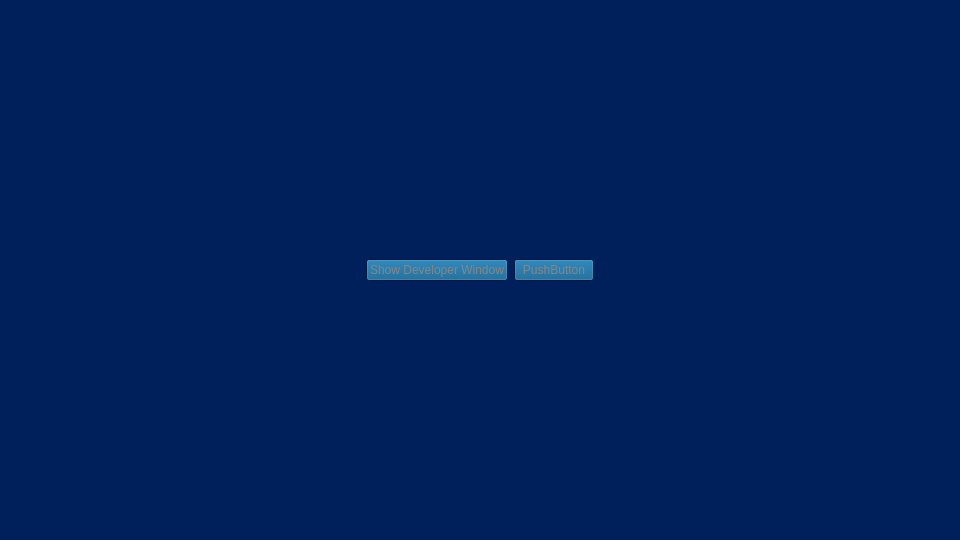
DefinitelyNotSimon13/Apos, file classes/frontendClasses/launcherwindow.ui: the form before one commit.
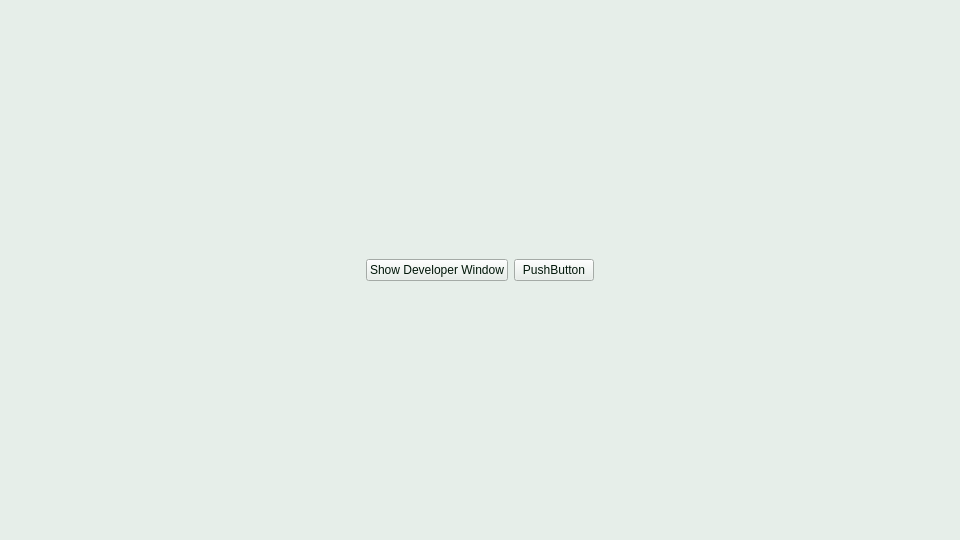
The form after the commit. Icons and pictures are not drawn.

Commit message:
Update: Modified window colors and color palette
This commit includes changes to the window colors and the color palette. The visual appearance of the application has been enhanced for better user experience."

The edit to the form file:
```diff
--- a/classes/frontendClasses/launcherwindow.ui
+++ b/classes/frontendClasses/launcherwindow.ui
@@ -22,99 +22,99 @@
      <colorrole role="WindowText">
       <brush brushstyle="SolidPattern">
        <color alpha="255">
-        <red>255</red>
-        <green>255</green>
-        <blue>255</blue>
+        <red>0</red>
+        <green>22</green>
+        <blue>8</blue>
        </color>
       </brush>
      </colorrole>
      <colorrole role="Button">
       <brush brushstyle="SolidPattern">
        <color alpha="255">
-        <red>0</red>
-        <green>85</green>
-        <blue>135</blue>
+        <red>230</red>
+        <green>238</green>
+        <blue>233</blue>
        </color>
       </brush>
      </colorrole>
      <colorrole role="Light">
       <brush brushstyle="SolidPattern">
        <color alpha="255">
-        <red>99</red>
-        <green>153</green>
-        <blue>174</blue>
+        <red>238</red>
+        <green>242</green>
+        <blue>247</blue>
        </color>
       </brush>
      </colorrole>
      <colorrole role="Midlight">
       <brush brushstyle="SolidPattern">
        <color alpha="255">
-        <red>0</red>
-        <green>85</green>
-        <blue>135</blue>
+        <red>175</red>
+        <green>200</green>
+        <blue>178</blue>
        </color>
       </brush>
      </colorrole>
      <colorrole role="Dark">
       <brush brushstyle="SolidPattern">
        <color alpha="255">
-        <red>0</red>
-        <green>0</green>
-        <blue>0</blue>
+        <red>191</red>
+        <green>179</green>
+        <blue>180</blue>
        </color>
       </brush>
      </colorrole>
      <colorrole role="Mid">
       <brush brushstyle="SolidPattern">
        <color alpha="255">
-        <red>0</red>
-        <green>32</green>
-        <blue>91</blue>
+        <red>143</red>
+        <green>166</green>
+        <blue>120</blue>
        </color>
       </brush>
      </colorrole>
      <colorrole role="Text">
       <brush brushstyle="SolidPattern">
        <color alpha="255">
-        <red>47</red>
-        <green>47</green>
-        <blue>47</blue>
+        <red>0</red>
+        <green>22</green>
+        <blue>8</blue>
        </color>
       </brush>
      </colorrole>
      <colorrole role="BrightText">
       <brush brushstyle="SolidPattern">
        <color alpha="255">
-        <red>255</red>
-        <green>255</green>
-        <blue>255</blue>
+        <red>238</red>
+        <green>242</green>
+        <blue>247</blue>
        </color>
       </brush>
      </colorrole>
      <colorrole role="ButtonText">
       <brush brushstyle="SolidPattern">
        <color alpha="255">
-        <red>47</red>
-        <green>47</green>
-        <blue>47</blue>
+        <red>0</red>
+        <green>22</green>
+        <blue>8</blue>
        </color>
       </brush>
      </colorrole>
      <colorrole role="Base">
       <brush brushstyle="SolidPattern">
        <color alpha="255">
-        <red>183</red>
-        <green>201</green>
-        <blue>211</blue>
+        <red>238</red>
+        <green>242</green>
+        <blue>247</blue>
        </color>
       </brush>
      </colorrole>
      <colorrole role="Window">
       <brush brushstyle="SolidPattern">
        <color alpha="255">
-        <red>0</red>
-        <green>32</green>
-        <blue>91</blue>
+        <red>230</red>
+        <green>238</green>
+        <blue>233</blue>
        </color>
       </brush>
      </colorrole>
@@ -122,62 +122,62 @@
       <brush brushstyle="SolidPattern">
        <color alpha="255">
         <red>0</red>
-        <green>0</green>
-        <blue>0</blue>
+        <green>22</green>
+        <blue>8</blue>
        </color>
       </brush>
      </colorrole>
      <colorrole role="Highlight">
       <brush brushstyle="SolidPattern">
        <color alpha="255">
-        <red>0</red>
-        <green>174</green>
-        <blue>199</blue>
+        <red>143</red>
+        <green>166</green>
+        <blue>120</blue>
        </color>
       </brush>
      </colorrole>
      <colorrole role="HighlightedText">
       <brush brushstyle="SolidPattern">
        <color alpha="255">
-        <red>47</red>
-        <green>47</green>
-        <blue>47</blue>
+        <red>238</red>
+        <green>242</green>
+        <blue>247</blue>
        </color>
       </brush>
      </colorrole>
      <colorrole role="Link">
       <brush brushstyle="SolidPattern">
        <color alpha="255">
-        <red>225</red>
-        <green>224</green>
-        <blue>0</blue>
+        <red>159</red>
+        <green>149</green>
+        <blue>150</blue>
        </color>
       </brush>
      </colorrole>
      <colorrole role="LinkVisited">
       <brush brushstyle="SolidPattern">
        <color alpha="255">
-        <red>254</red>
-        <green>80</green>
-        <blue>0</blue>
+        <red>119</red>
+        <green>138</green>
+        <blue>100</blue>
        </color>
       </brush>
      </colorrole>
      <colorrole role="AlternateBase">
       <brush brushstyle="SolidPattern">
        <color alpha="255">
-        <red>0</red>
-        <green>16</green>
-        <blue>45</blue>
+        <red>242</red>
+        <green>246</green>
+        <blue>244</blue>
        </color>
       </brush>
      </colorrole>
      <colorrole role="ToolTipBase">
       <brush brushstyle="SolidPattern">
        <color alpha="255">
-        <red>255</red>
-        <green>255</green>
-        <blue>220</blue>
+        <red>229</red>
+        <green>215</green>
+        <blue>216</blue>
        </color>
       </brush>
      </colorrole>
@@ -185,17 +185,26 @@
       <brush brushstyle="SolidPattern">
        <color alpha="255">
         <red>0</red>
-        <green>174</green>
-        <blue>199</blue>
+        <green>22</green>
+        <blue>8</blue>
        </color>
       </brush>
      </colorrole>
      <colorrole role="PlaceholderText">
       <brush brushstyle="SolidPattern">
-       <color alpha="128">
-        <red>99</red>
-        <green>153</green>
-        <blue>174</blue>
+       <color alpha="127">
+        <red>0</red>
+        <green>0</green>
+        <blue>0</blue>
+       </color>
+      </brush>
+     </colorrole>
+     <colorrole role="Accent">
+      <brush brushstyle="SolidPattern">
+       <color alpha="255">
+        <red>238</red>
+        <green>242</green>
+        <blue>247</blue>
        </color>
       </brush>
      </colorrole>
@@ -204,99 +213,99 @@
      <colorrole role="WindowText">
       <brush brushstyle="SolidPattern">
        <color alpha="255">
-        <red>255</red>
-        <green>255</green>
-        <blue>255</blue>
+        <red>0</red>
+        <green>22</green>
+        <blue>8</blue>
        </color>
       </brush>
      </colorrole>
      <colorrole role="Button">
       <brush brushstyle="SolidPattern">
        <color alpha="255">
-        <red>0</red>
-        <green>85</green>
-        <blue>135</blue>
+        <red>230</red>
+        <green>238</green>
+        <blue>233</blue>
        </color>
       </brush>
      </colorrole>
      <colorrole role="Light">
       <brush brushstyle="SolidPattern">
        <color alpha="255">
-        <red>99</red>
-        <green>153</green>
-        <blue>174</blue>
+        <red>238</red>
+        <green>242</green>
+        <blue>247</blue>
        </color>
       </brush>
      </colorrole>
      <colorrole role="Midlight">
       <brush brushstyle="SolidPattern">
        <color alpha="255">
-        <red>0</red>
-        <green>85</green>
-        <blue>135</blue>
+        <red>175</red>
+        <green>200</green>
+        <blue>178</blue>
        </color>
       </brush>
      </colorrole>
      <colorrole role="Dark">
       <brush brushstyle="SolidPattern">
        <color alpha="255">
-        <red>0</red>
-        <green>0</green>
-        <blue>0</blue>
+        <red>191</red>
+        <green>179</green>
+        <blue>180</blue>
        </color>
       </brush>
      </colorrole>
      <colorrole role="Mid">
       <brush brushstyle="SolidPattern">
        <color alpha="255">
-        <red>0</red>
-        <green>32</green>
-        <blue>91</blue>
+        <red>143</red>
+        <green>166</green>
+        <blue>120</blue>
        </color>
       </brush>
      </colorrole>
      <colorrole role="Text">
       <brush brushstyle="SolidPattern">
        <color alpha="255">
-        <red>134</red>
-        <green>134</green>
-        <blue>134</blue>
+        <red>0</red>
+        <green>22</green>
+        <blue>8</blue>
        </color>
       </brush>
      </colorrole>
      <colorrole role="BrightText">
       <brush brushstyle="SolidPattern">
        <color alpha="255">
-        <red>255</red>
-        <green>255</green>
-        <blue>255</blue>
+        <red>238</red>
+        <green>242</green>
+        <blue>247</blue>
        </color>
       </brush>
      </colorrole>
      <colorrole role="ButtonText">
       <brush brushstyle="SolidPattern">
        <color alpha="255">
-        <red>134</red>
-        <green>134</green>
-        <blue>134</blue>
+        <red>0</red>
+        <green>22</green>
+        <blue>8</blue>
        </color>
       </brush>
      </colorrole>
      <colorrole role="Base">
       <brush brushstyle="SolidPattern">
        <color alpha="255">
-        <red>183</red>
-        <green>201</green>
-        <blue>211</blue>
+        <red>238</red>
+        <green>242</green>
+        <blue>247</blue>
        </color>
       </brush>
      </colorrole>
      <colorrole role="Window">
       <brush brushstyle="SolidPattern">
        <color alpha="255">
-        <red>0</red>
-        <green>32</green>
-        <blue>91</blue>
+        <red>230</red>
+        <green>238</green>
+        <blue>233</blue>
        </color>
       </brush>
      </colorrole>
@@ -304,62 +313,62 @@
       <brush brushstyle="SolidPattern">
        <color alpha="255">
         <red>0</red>
-        <green>0</green>
-        <blue>0</blue>
+        <green>22</green>
+        <blue>8</blue>
        </color>
       </brush>
      </colorrole>
      <colorrole role="Highlight">
       <brush brushstyle="SolidPattern">
        <color alpha="255">
-        <red>99</red>
-        <green>153</green>
-        <blue>174</blue>
+        <red>238</red>
+        <green>242</green>
+        <blue>247</blue>
        </color>
       </brush>
      </colorrole>
      <colorrole role="HighlightedText">
       <brush brushstyle="SolidPattern">
        <color alpha="255">
-        <red>134</red>
-        <green>134</green>
-        <blue>134</blue>
+        <red>0</red>
+        <green>22</green>
+        <blue>8</blue>
        </color>
       </brush>
      </colorrole>
      <colorrole role="Link">
       <brush brushstyle="SolidPattern">
        <color alpha="255">
-        <red>225</red>
-        <green>224</green>
-        <blue>0</blue>
+        <red>159</red>
+        <green>149</green>
+        <blue>150</blue>
        </color>
       </brush>
      </colorrole>
      <colorrole role="LinkVisited">
       <brush brushstyle="SolidPattern">
        <color alpha="255">
-        <red>254</red>
-        <green>80</green>
-        <blue>0</blue>
+        <red>119</red>
+        <green>138</green>
+        <blue>100</blue>
        </color>
       </brush>
      </colorrole>
      <colorrole role="AlternateBase">
       <brush brushstyle="SolidPattern">
        <color alpha="255">
-        <red>0</red>
-        <green>16</green>
-        <blue>45</blue>
+        <red>242</red>
+        <green>246</green>
+        <blue>244</blue>
        </color>
       </brush>
      </colorrole>
      <colorrole role="ToolTipBase">
       <brush brushstyle="SolidPattern">
        <color alpha="255">
-        <red>255</red>
-        <green>255</green>
-        <blue>220</blue>
+        <red>229</red>
+        <green>215</green>
+        <blue>216</blue>
        </color>
       </brush>
      </colorrole>
@@ -367,17 +376,26 @@
       <brush brushstyle="SolidPattern">
        <color alpha="255">
         <red>0</red>
-        <green>174</green>
-        <blue>199</blue>
+        <green>22</green>
+        <blue>8</blue>
        </color>
       </brush>
      </colorrole>
      <colorrole role="PlaceholderText">
       <brush brushstyle="SolidPattern">
-       <color alpha="128">
-        <red>99</red>
-        <green>153</green>
-        <blue>174</blue>
+       <color alpha="127">
+        <red>0</red>
+        <green>0</green>
+        <blue>0</blue>
+       </color>
+      </brush>
+     </colorrole>
+     <colorrole role="Accent">
+      <brush brushstyle="SolidPattern">
+       <color alpha="255">
+        <red>238</red>
+        <green>242</green>
+        <blue>247</blue>
        </color>
       </brush>
      </colorrole>
@@ -386,99 +404,99 @@
      <colorrole role="WindowText">
       <brush brushstyle="SolidPattern">
        <color alpha="255">
-        <red>0</red>
-        <green>0</green>
-        <blue>0</blue>
+        <red>115</red>
+        <green>119</green>
+        <blue>116</blue>
        </color>
       </brush>
      </colorrole>
      <colorrole role="Button">
       <brush brushstyle="SolidPattern">
        <color alpha="255">
-        <red>0</red>
-        <green>85</green>
-        <blue>135</blue>
+        <red>230</red>
+        <green>238</green>
+        <blue>233</blue>
        </color>
       </brush>
      </colorrole>
      <colorrole role="Light">
       <brush brushstyle="SolidPattern">
        <color alpha="255">
-        <red>99</red>
-        <green>153</green>
-        <blue>174</blue>
+        <red>238</red>
+        <green>242</green>
+        <blue>247</blue>
        </color>
       </brush>
      </colorrole>
      <colorrole role="Midlight">
       <brush brushstyle="SolidPattern">
        <color alpha="255">
-        <red>0</red>
-        <green>85</green>
-        <blue>135</blue>
+        <red>146</red>
+        <green>167</green>
+        <blue>148</blue>
        </color>
       </brush>
      </colorrole>
      <colorrole role="Dark">
       <brush brushstyle="SolidPattern">
        <color alpha="255">
-        <red>0</red>
-        <green>0</green>
-        <blue>0</blue>
+        <red>115</red>
+        <green>119</green>
+        <blue>116</blue>
        </color>
       </brush>
      </colorrole>
      <colorrole role="Mid">
       <brush brushstyle="SolidPattern">
        <color alpha="255">
-        <red>0</red>
-        <green>32</green>
-        <blue>91</blue>
+        <red>119</red>
+        <green>138</green>
+        <blue>100</blue>
        </color>
       </brush>
      </colorrole>
      <colorrole role="Text">
       <brush brushstyle="SolidPattern">
        <color alpha="255">
-        <red>134</red>
-        <green>134</green>
-        <blue>134</blue>
+        <red>115</red>
+        <green>119</green>
+        <blue>116</blue>
        </color>
       </brush>
      </colorrole>
      <colorrole role="BrightText">
       <brush brushstyle="SolidPattern">
        <color alpha="255">
-        <red>255</red>
-        <green>255</green>
-        <blue>255</blue>
+        <red>238</red>
+        <green>242</green>
+        <blue>247</blue>
        </color>
       </brush>
      </colorrole>
      <colorrole role="ButtonText">
       <brush brushstyle="SolidPattern">
        <color alpha="255">
-        <red>134</red>
-        <green>134</green>
-        <blue>134</blue>
+        <red>115</red>
+        <green>119</green>
+        <blue>116</blue>
        </color>
       </brush>
      </colorrole>
      <colorrole role="Base">
       <brush brushstyle="SolidPattern">
        <color alpha="255">
-        <red>0</red>
-        <green>32</green>
-        <blue>91</blue>
+        <red>230</red>
+        <green>238</green>
+        <blue>233</blue>
        </color>
       </brush>
      </colorrole>
      <colorrole role="Window">
       <brush brushstyle="SolidPattern">
        <color alpha="255">
-        <red>0</red>
-        <green>32</green>
-        <blue>91</blue>
+        <red>230</red>
+        <green>238</green>
+        <blue>233</blue>
        </color>
       </brush>
      </colorrole>
@@ -486,62 +504,62 @@
       <brush brushstyle="SolidPattern">
        <color alpha="255">
         <red>0</red>
-        <green>0</green>
-        <blue>0</blue>
+        <green>22</green>
+        <blue>8</blue>
        </color>
       </brush>
      </colorrole>
      <colorrole role="Highlight">
       <brush brushstyle="SolidPattern">
        <color alpha="255">
-        <red>99</red>
-        <green>153</green>
-        <blue>174</blue>
+        <red>175</red>
+        <green>200</green>
+        <blue>178</blue>
        </color>
       </brush>
      </colorrole>
      <colorrole role="HighlightedText">
       <brush brushstyle="SolidPattern">
        <color alpha="255">
-        <red>134</red>
-        <green>134</green>
-        <blue>134</blue>
+        <red>238</red>
+        <green>242</green>
+        <blue>247</blue>
        </color>
       </brush>
      </colorrole>
      <colorrole role="Link">
       <brush brushstyle="SolidPattern">
        <color alpha="255">
-        <red>225</red>
-        <green>224</green>
-        <blue>0</blue>
+        <red>229</red>
+        <green>215</green>
+        <blue>216</blue>
        </color>
       </brush>
      </colorrole>
      <colorrole role="LinkVisited">
       <brush brushstyle="SolidPattern">
        <color alpha="255">
-        <red>254</red>
-        <green>80</green>
-        <blue>0</blue>
+        <red>171</red>
+        <green>199</green>
+        <blue>144</blue>
        </color>
       </brush>
      </colorrole>
      <colorrole role="AlternateBase">
       <brush brushstyle="SolidPattern">
        <color alpha="255">
-        <red>0</red>
-        <green>32</green>
-        <blue>91</blue>
+        <red>230</red>
+        <green>238</green>
+        <blue>233</blue>
        </color>
       </brush>
      </colorrole>
      <colorrole role="ToolTipBase">
       <brush brushstyle="SolidPattern">
        <color alpha="255">
-        <red>255</red>
-        <green>255</green>
-        <blue>220</blue>
+        <red>229</red>
+        <green>215</green>
+        <blue>216</blue>
        </color>
       </brush>
      </colorrole>
@@ -549,17 +567,26 @@
       <brush brushstyle="SolidPattern">
        <color alpha="255">
         <red>0</red>
-        <green>174</green>
-        <blue>199</blue>
+        <green>22</green>
+        <blue>8</blue>
        </color>
       </brush>
      </colorrole>
      <colorrole role="PlaceholderText">
       <brush brushstyle="SolidPattern">
-       <color alpha="128">
-        <red>99</red>
-        <green>153</green>
-        <blue>174</blue>
+       <color alpha="127">
+        <red>115</red>
+        <green>119</green>
+        <blue>116</blue>
+       </color>
+      </brush>
+     </colorrole>
+     <colorrole role="Accent">
+      <brush brushstyle="SolidPattern">
+       <color alpha="255">
+        <red>238</red>
+        <green>242</green>
+        <blue>247</blue>
        </color>
       </brush>
      </colorrole>
```
Left out of the diff: 6 changed lines with no effect on the pictures. The commit also changes 3 other files.
